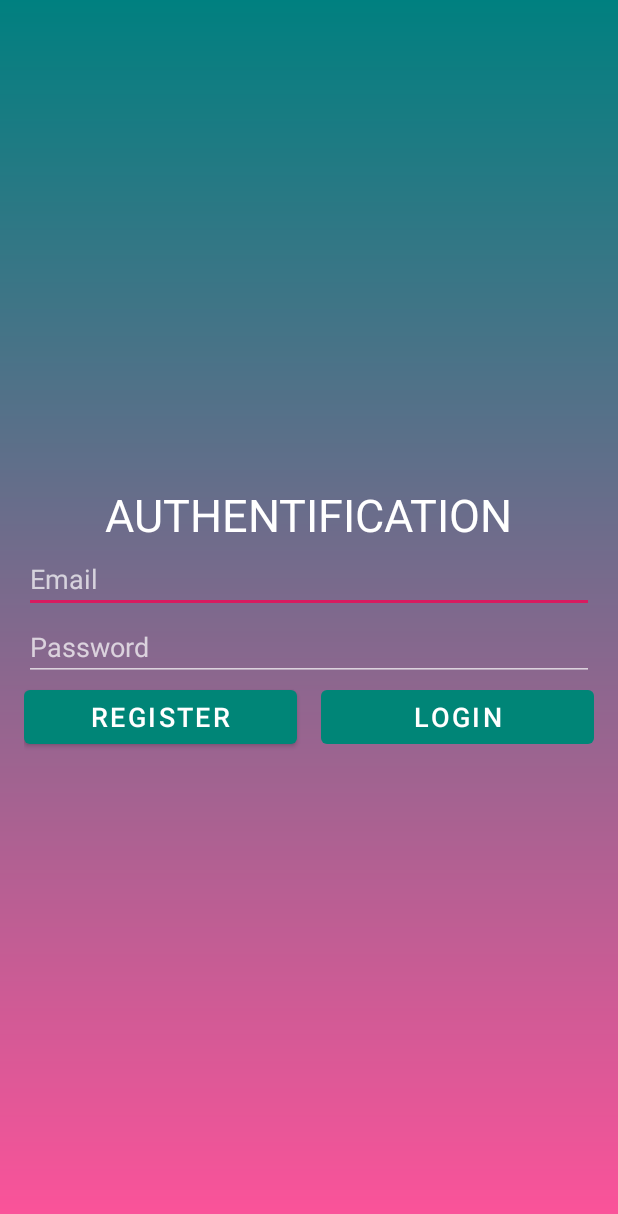
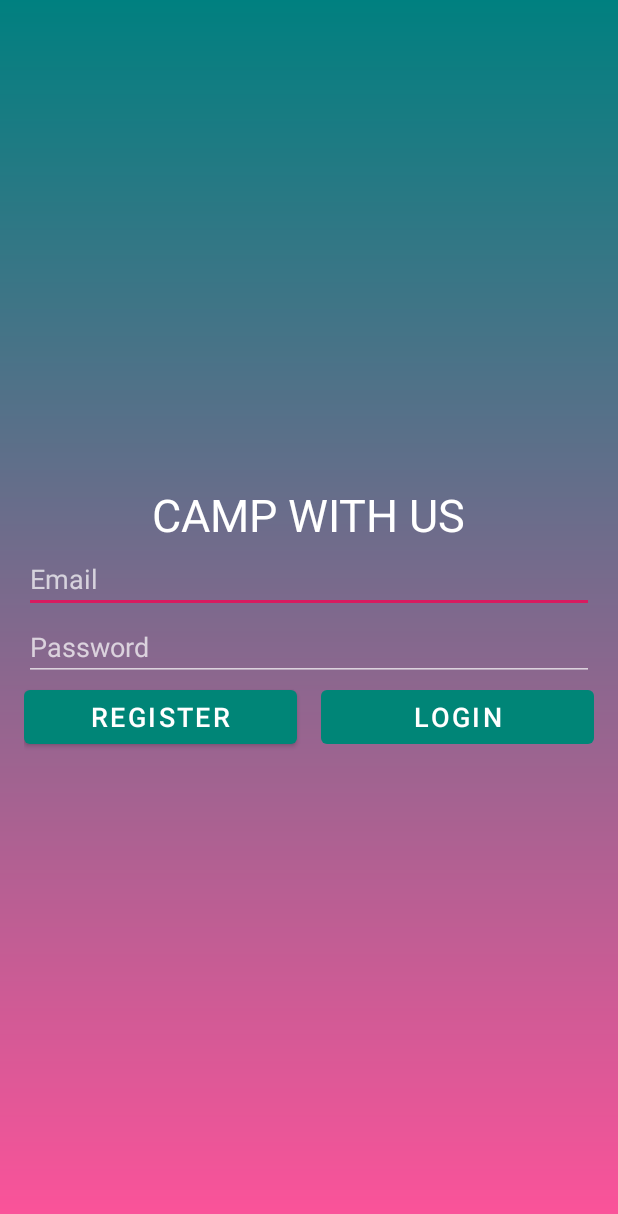
Before and after one commit to yafetsh/AndroidMiniProjet, an Android app: the screen it shows after launch (MainActivity), on a phone screen of 412 x 824 dp. Shown: the top 1214 px of the screen. Run offline under Robolectric (Android 15) with nearby library versions, the light colour scheme and no system bars; our stand-ins replace RxJava; libraries missing offline, so code that uses them is left out: com.afollestad.materialdialogs, com.rengwuxian.materialedittext; plain views replace MaterialEditText; 2 statements that could not run were skipped.

Commit message:
fixed ip adress problem

```diff
--- a/MiniProjet/app/src/main/java/com/example/miniprojetandroid/Retrofit/RetrofitClient.java
+++ b/MiniProjet/app/src/main/java/com/example/miniprojetandroid/Retrofit/RetrofitClient.java
@@ -9,7 +9,7 @@ public class RetrofitClient {
     public static Retrofit getInstance(){
         if (instance==null)
             instance = new Retrofit.Builder()
-                    .baseUrl("http://10.0.2.2:3000")
+                    .baseUrl("http://10.0.2.2:1337")
                     .addConverterFactory(ScalarsConverterFactory.create())
                     .addCallAdapterFactory(RxJava2CallAdapterFactory.create())
                     .build();
--- a/MiniProjet/app/src/main/res/layout/activity_main.xml
+++ b/MiniProjet/app/src/main/res/layout/activity_main.xml
@@ -19,7 +19,7 @@
         <TextView
             android:layout_width="wrap_content"
             android:layout_height="wrap_content"
-            android:text="AUTHENTIFICATION"
+            android:text="CAMP WITH US"
             android:textSize="30sp"
             android:textColor="@android:color/white"
             android:layout_gravity="center_horizontal" />
```
